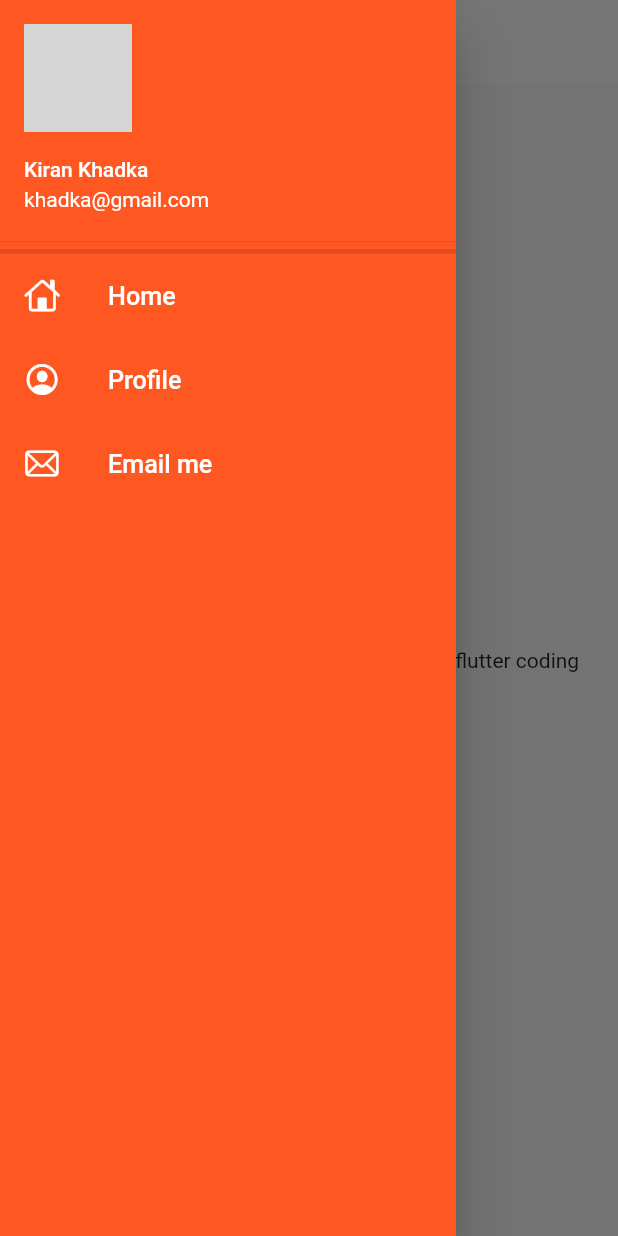
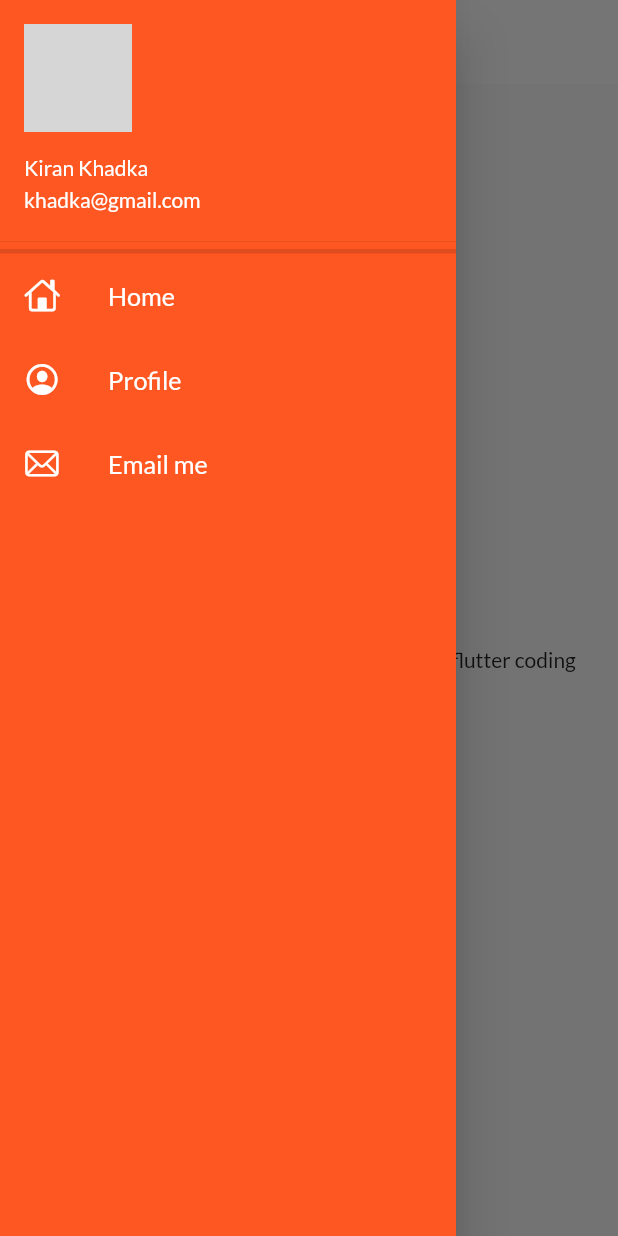
Before and after one commit to Kiran-Khadka/Catalog-App-using-Flutter-, a Flutter app: the screen it shows after launch, with the side drawer open, on a phone screen of 412 x 824 dp. Run offline on Flutter 3.47's test engine with Material 2 defaults, Android fonts, the phone set to English and light mode, and no system bars; our stand-ins replace google_fonts; network calls fail; grey boxes are pictures that could not be loaded.

Commit message:
Themes separated

```diff
--- a/lib/main.dart
+++ b/lib/main.dart
@@ -3,6 +3,8 @@ import 'package:second_app/pages/home_page.dart';
 import 'package:second_app/pages/login_page.dart';
 import 'package:google_fonts/google_fonts.dart';
 import 'package:second_app/utils/routes.dart';
+import 'package:second_app/widgets/themes.dart';
+
 void main() {
   runApp(MyApp());
 }
@@ -23,15 +25,10 @@ class MyApp extends StatelessWidget {
       // home: HomePage(), is commented because the routes with homeentry is being made// class is called not the function
       debugShowCheckedModeBanner: false,
       themeMode: ThemeMode.light,
-      theme: ThemeData(primarySwatch: Colors.deepOrange),
-      darkTheme: ThemeData(
-          brightness: Brightness.dark,
-          primarySwatch: Colors.red,
-          fontFamily: GoogleFonts.lato().fontFamily,
-          primaryTextTheme: GoogleFonts.latoTextTheme()),
-      initialRoute:
-              MyRoutes.homeRoute,
-          //"/login", // home is opened instead of loginpage due to use of initialRoute
+      theme: MyTheme.lightTheme(context),
+      darkTheme: MyTheme.darkTheme(context),
+      initialRoute: MyRoutes.homeRoute,
+      //"/login", // home is opened instead of loginpage due to use of initialRoute
       routes: {
         "/": (context) => LoginPage(), // slash / itself is a home entry
         // this is object new LoginPage() also works
--- a/lib/pages/home_page.dart
+++ b/lib/pages/home_page.dart
@@ -10,11 +10,7 @@ class HomePage extends StatelessWidget {
   Widget build(BuildContext context) {
     return Scaffold(
       appBar: AppBar(
-        backgroundColor: Colors.white,
-        elevation: 0.0,
-        iconTheme: IconThemeData(color: Colors.black),
-        title: Text("Catalog App",
-        style: TextStyle(color: Colors.black)),
+        title: Text("Catalog App"),
       ),
       // Scaffold is top level container for material app
       body: Center(
--- a/lib/widgets/drawer.dart
+++ b/lib/widgets/drawer.dart
@@ -15,14 +15,19 @@ class MyDrawer extends StatelessWidget {
           // ListView gives access to the list and array both
           padding: EdgeInsets.zero,
           children: [
-            DrawerHeader( // this is drawer header
+            DrawerHeader(
+              // this is drawer header
               padding: EdgeInsets.zero,
               decoration: BoxDecoration(color: Colors.deepOrange),
               child: UserAccountsDrawerHeader(
                 margin: EdgeInsets.zero,
 
-                accountName: Text("Kiran Khadka"),
-                accountEmail: Text("khadka@gmail.com"),
+                accountName: Text(
+                  "Kiran Khadka",
+                  style: TextStyle(color: Colors.white),
+                ),
+                accountEmail: Text("khadka@gmail.com",
+                    style: TextStyle(color: Colors.white)),
                 ////currentAccountPicture: Image.network(imageURL),
                 currentAccountPicture:
                     CircleAvatar(backgroundImage: NetworkImage(imageURL)
@@ -32,29 +37,41 @@ class MyDrawer extends StatelessWidget {
               ),
             ),
             Divider(
-              height:0.0,
+              height: 0.0,
               thickness: 3.0,
             ),
             ListTile(
-              leading: Icon(CupertinoIcons.home,
-              color: Colors.white,),
-              title: Text("Home",
-              textScaleFactor: 1.2,
-              style: TextStyle(color: Colors.white),),
+              leading: Icon(
+                CupertinoIcons.home,
+                color: Colors.white,
+              ),
+              title: Text(
+                "Home",
+                textScaleFactor: 1.2,
+                style: TextStyle(color: Colors.white),
+              ),
             ),
             ListTile(
-              leading: Icon(CupertinoIcons.profile_circled,
-              color: Colors.white,),
-              title: Text("Profile",
-              textScaleFactor: 1.2,
-              style: TextStyle(color: Colors.white),),
+              leading: Icon(
+                CupertinoIcons.profile_circled,
+                color: Colors.white,
+              ),
+              title: Text(
+                "Profile",
+                textScaleFactor: 1.2,
+                style: TextStyle(color: Colors.white),
+              ),
             ),
             ListTile(
-              leading: Icon(CupertinoIcons.mail,
-              color: Colors.white,),
-              title: Text("Email me",
-              textScaleFactor: 1.2,
-              style: TextStyle(color: Colors.white),),
+              leading: Icon(
+                CupertinoIcons.mail,
+                color: Colors.white,
+              ),
+              title: Text(
+                "Email me",
+                textScaleFactor: 1.2,
+                style: TextStyle(color: Colors.white),
+              ),
             ),
           ],
         ),
--- /dev/null
+++ b/lib/widgets/themes.dart
@@ -0,0 +1,19 @@
+import 'package:flutter/material.dart';
+import 'package:google_fonts/google_fonts.dart';
+
+class MyTheme {
+  static ThemeData lightTheme (BuildContext context) => ThemeData(
+          primarySwatch: Colors.deepOrange,
+          fontFamily: GoogleFonts.lato().fontFamily,
+          primaryTextTheme: GoogleFonts.latoTextTheme(),
+          appBarTheme:AppBarTheme(
+            color: Colors.white,
+            elevation: 0,
+            iconTheme: IconThemeData(color: Colors.black),
+            textTheme: Theme.of(context).textTheme,
+          ));
+
+  static ThemeData darkTheme (BuildContext context) => ThemeData(
+      brightness: Brightness.dark
+         );
+}
```
